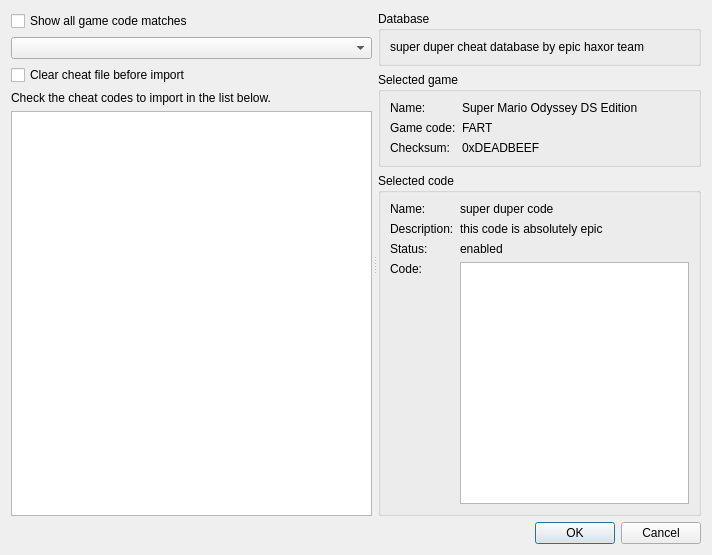
First picture: the form in src/frontend/qt_sdl/CheatImportDialog.ui, repository openpak/melonds, before the edit.
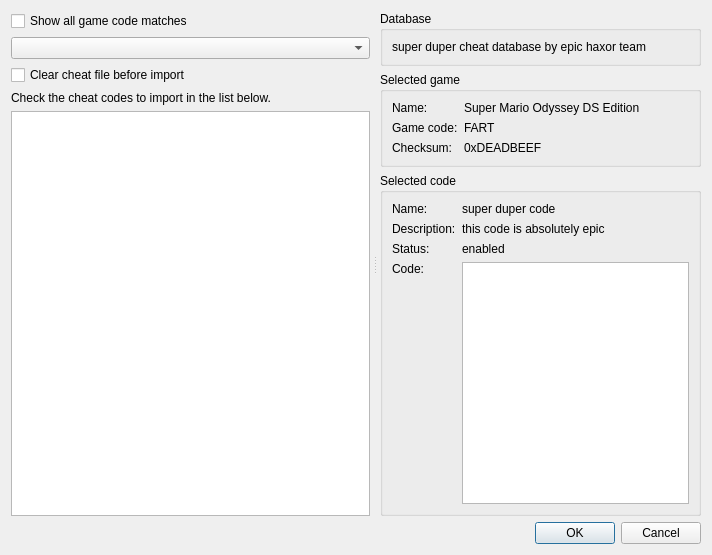
Second picture: the form after the edit.

Commit message: different UI style

The edit to the form file:
```diff
--- a/src/frontend/qt_sdl/CheatImportDialog.ui
+++ b/src/frontend/qt_sdl/CheatImportDialog.ui
@@ -28,7 +28,7 @@
      <widget class="QWidget" name="layoutWidget">
       <layout class="QVBoxLayout" name="verticalLayout">
        <property name="rightMargin">
-        <number>2</number>
+        <number>4</number>
        </property>
        <item>
         <widget class="QCheckBox" name="chkShowAllMatches">
@@ -75,7 +75,7 @@
      <widget class="QWidget" name="layoutWidget">
       <layout class="QVBoxLayout" name="vlRightPanel" stretch="0,0,1">
        <property name="leftMargin">
-        <number>2</number>
+        <number>4</number>
        </property>
        <item>
         <widget class="QGroupBox" name="gbDatabaseInfo">
```
The commit also changes 2 other files.
